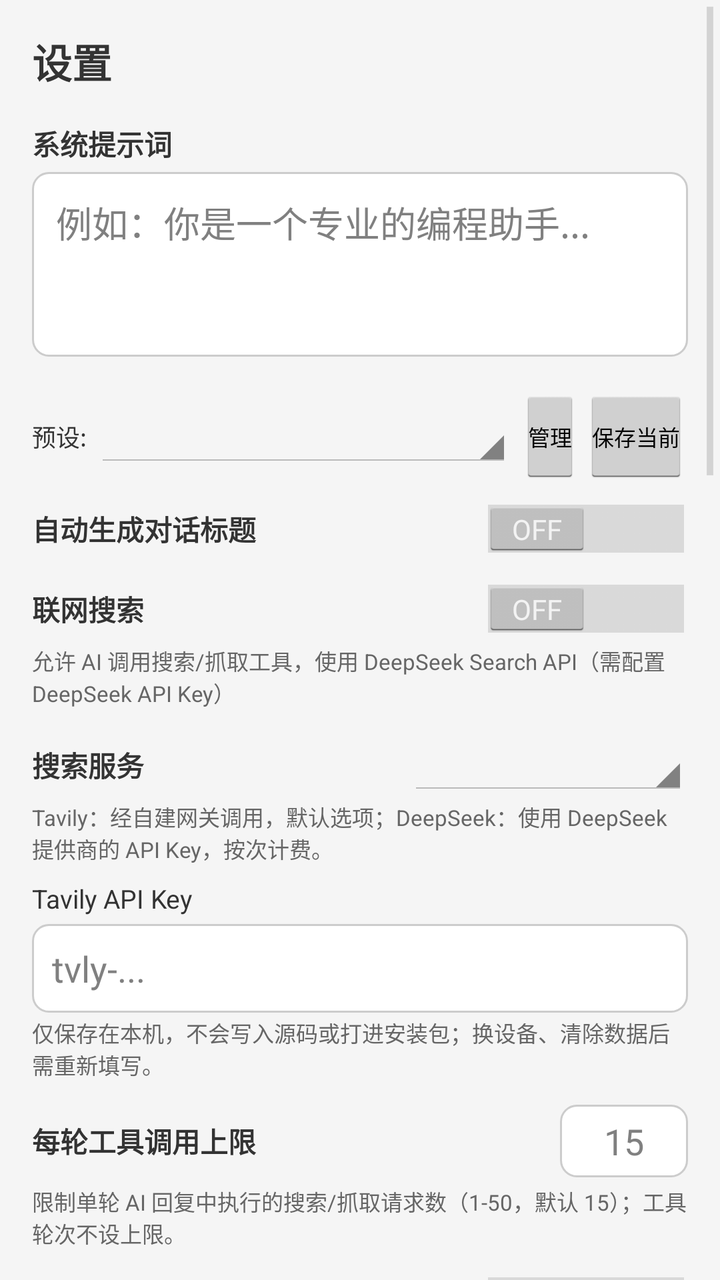
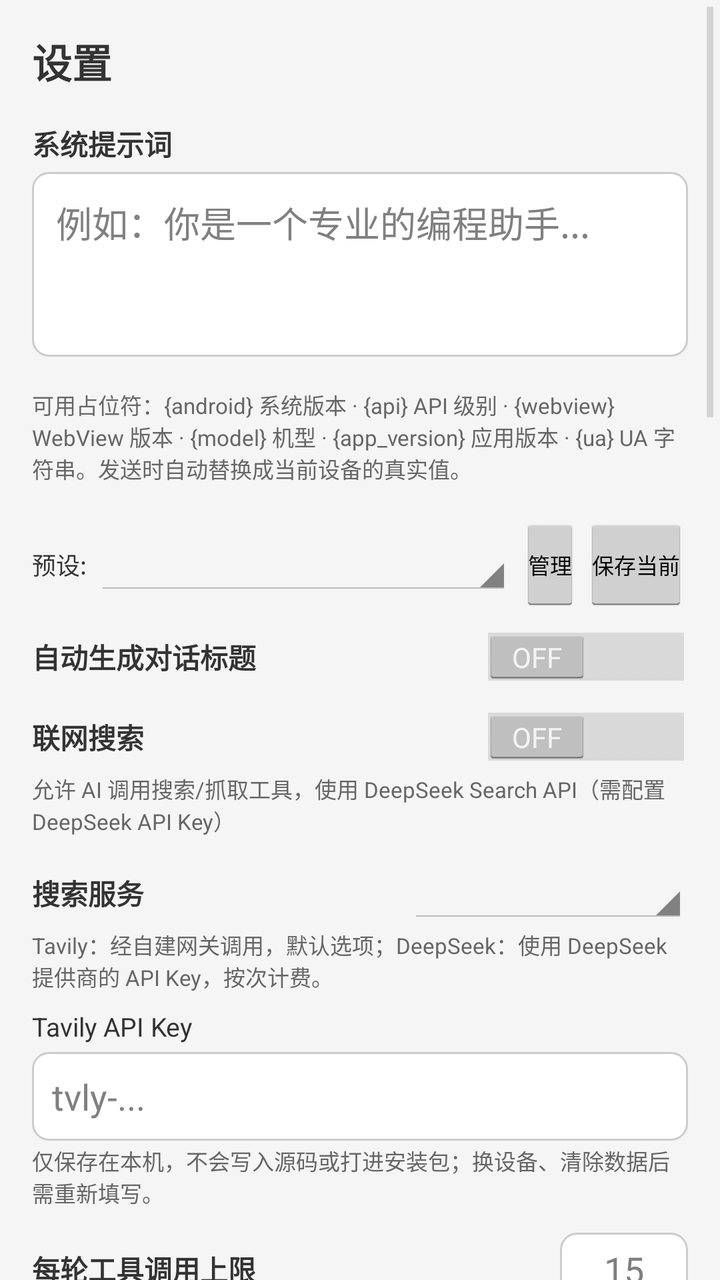

An Android layout rendered at two revisions. The XML below is the earlier revision; the diff shows what the commit changed to produce the second picture.
<!-- AndroidManifest.xml: application theme AppTheme -->
<!-- res/layout/activity_settings.xml -->
<?xml version="1.0" encoding="utf-8"?>
<ScrollView xmlns:android="http://schemas.android.com/apk/res/android"
    android:layout_width="match_parent"
    android:layout_height="match_parent"
    android:fillViewport="true">

<LinearLayout
    android:orientation="vertical"
    android:background="@color/background"
    android:padding="16dp"
    android:layout_width="match_parent"
    android:layout_height="wrap_content">

    <TextView
        android:textSize="20sp"
        android:textStyle="bold"
        android:textColor="@color/text_primary"
        android:layout_width="match_parent"
        android:layout_height="wrap_content"
        android:layout_marginBottom="16dp"
        android:text="设置"/>

    
    <TextView
        android:textSize="14sp"
        android:textStyle="bold"
        android:textColor="@color/text_primary"
        android:layout_width="match_parent"
        android:layout_height="wrap_content"
        android:layout_marginBottom="4dp"
        android:text="@string/system_prompt"/>
    <EditText
        android:gravity="top"
        android:id="@+id/system_prompt_edit"
        android:background="@drawable/edit_text_background"
        android:padding="12dp"
        android:layout_width="match_parent"
        android:layout_height="wrap_content"
        android:layout_marginBottom="16dp"
        android:hint="例如：你是一个专业的编程助手..."
        android:maxLines="6"
        android:minLines="3"
        android:inputType="textMultiLine"/>

    
    <LinearLayout
        android:gravity="center_vertical"
        android:orientation="horizontal"
        android:layout_width="match_parent"
        android:layout_height="wrap_content"
        android:layout_marginBottom="8dp">
        <TextView
            android:textSize="12sp"
            android:textColor="@color/text_primary"
            android:layout_width="wrap_content"
            android:layout_height="wrap_content"
            android:text="预设:"/>
        <Spinner
            android:id="@+id/preset_spinner"
            android:layout_width="0dp"
            android:layout_height="wrap_content"
            android:layout_weight="1"
            android:layout_marginLeft="4dp"/>
        <Button
            android:textSize="11sp"
            android:id="@+id/manage_presets_button"
            android:layout_width="wrap_content"
            android:layout_height="wrap_content"
            android:layout_marginLeft="4dp"
            android:padding="4dp"
            android:minWidth="0dp"
            android:text="管理"/>
        <Button
            android:textSize="11sp"
            android:id="@+id/save_preset_button"
            android:layout_width="wrap_content"
            android:layout_height="wrap_content"
            android:layout_marginLeft="2dp"
            android:padding="4dp"
            android:minWidth="0dp"
            android:text="保存当前"/>
    </LinearLayout>

    
    <LinearLayout
        android:gravity="center_vertical"
        android:orientation="horizontal"
        android:layout_width="match_parent"
        android:layout_height="wrap_content"
        android:layout_marginBottom="12dp">
        <TextView
            android:textSize="14sp"
            android:textStyle="bold"
            android:textColor="@color/text_primary"
            android:layout_width="0dp"
            android:layout_height="wrap_content"
            android:layout_weight="1"
            android:text="自动生成对话标题"/>
        <Switch
            android:id="@+id/auto_title_switch"
            android:layout_width="wrap_content"
            android:layout_height="wrap_content"/>
    </LinearLayout>

    
    <LinearLayout
        android:gravity="center_vertical"
        android:orientation="horizontal"
        android:layout_width="match_parent"
        android:layout_height="wrap_content"
        android:layout_marginBottom="4dp">
        <TextView
            android:textSize="14sp"
            android:textStyle="bold"
            android:textColor="@color/text_primary"
            android:layout_width="0dp"
            android:layout_height="wrap_content"
            android:layout_weight="1"
            android:text="联网搜索"/>
        <Switch
            android:id="@+id/web_search_switch"
            android:layout_width="wrap_content"
            android:layout_height="wrap_content"/>
    </LinearLayout>
    <TextView
        android:textSize="11sp"
        android:textColor="@color/text_secondary"
        android:layout_width="match_parent"
        android:layout_height="wrap_content"
        android:layout_marginBottom="12dp"
        android:text="允许 AI 调用搜索/抓取工具，使用 DeepSeek Search API（需配置 DeepSeek API Key）"/>

    
    <LinearLayout
        android:gravity="center_vertical"
        android:orientation="horizontal"
        android:layout_width="match_parent"
        android:layout_height="wrap_content"
        android:layout_marginBottom="2dp">
        <TextView
            android:textSize="14sp"
            android:textStyle="bold"
            android:textColor="@color/text_primary"
            android:layout_width="0dp"
            android:layout_height="wrap_content"
            android:layout_weight="1"
            android:text="搜索服务"/>
        <Spinner
            android:id="@+id/search_backend_spinner"
            android:layout_width="140dp"
            android:layout_height="wrap_content"/>
    </LinearLayout>
    <TextView
        android:textSize="11sp"
        android:textColor="@color/text_secondary"
        android:layout_width="match_parent"
        android:layout_height="wrap_content"
        android:layout_marginBottom="8dp"
        android:text="Tavily：经自建网关调用，默认选项；DeepSeek：使用 DeepSeek 提供商的 API Key，按次计费。"/>

    
    <TextView
        android:textSize="13sp"
        android:textColor="@color/text_primary"
        android:layout_width="match_parent"
        android:layout_height="wrap_content"
        android:layout_marginBottom="4dp"
        android:text="Tavily API Key"/>
    <EditText
        android:id="@+id/tavily_key_edit"
        android:background="@drawable/edit_text_background"
        android:padding="10dp"
        android:layout_width="match_parent"
        android:layout_height="wrap_content"
        android:layout_marginBottom="2dp"
        android:hint="tvly-..."
        android:inputType="textVisiblePassword"
        android:maxLines="1"/>
    <TextView
        android:textSize="11sp"
        android:textColor="@color/text_secondary"
        android:layout_width="match_parent"
        android:layout_height="wrap_content"
        android:layout_marginBottom="12dp"
        android:text="仅保存在本机，不会写入源码或打进安装包；换设备、清除数据后需重新填写。"/>

    
    <LinearLayout
        android:gravity="center_vertical"
        android:orientation="horizontal"
        android:layout_width="match_parent"
        android:layout_height="wrap_content"
        android:layout_marginBottom="4dp">
        <TextView
            android:textSize="14sp"
            android:textStyle="bold"
            android:textColor="@color/text_primary"
            android:layout_width="0dp"
            android:layout_height="wrap_content"
            android:layout_weight="1"
            android:text="每轮工具调用上限"/>
        <EditText
            android:id="@+id/web_search_max_calls_edit"
            android:background="@drawable/edit_text_background"
            android:gravity="center"
            android:inputType="number"
            android:maxLength="2"
            android:padding="6dp"
            android:layout_width="64dp"
            android:layout_height="wrap_content"
            android:hint="15"/>
    </LinearLayout>
    <TextView
        android:textSize="11sp"
        android:textColor="@color/text_secondary"
        android:layout_width="match_parent"
        android:layout_height="wrap_content"
        android:layout_marginBottom="12dp"
        android:text="限制单轮 AI 回复中执行的搜索/抓取请求数（1-50，默认 15）；工具轮次不设上限。"/>

    
    <LinearLayout
        android:gravity="center_vertical"
        android:orientation="horizontal"
        android:layout_width="match_parent"
        android:layout_height="wrap_content"
        android:layout_marginBottom="4dp">
        <TextView
            android:textSize="14sp"
            android:textStyle="bold"
            android:textColor="@color/text_primary"
            android:layout_width="0dp"
            android:layout_height="wrap_content"
            android:layout_weight="1"
            android:text="允许 AI 发起网络请求"/>
        <Switch
            android:id="@+id/http_tool_switch"
            android:layout_width="wrap_content"
            android:layout_height="wrap_content"/>
    </LinearLayout>
    <TextView
        android:textSize="11sp"
        android:textColor="@color/text_secondary"
        android:layout_width="match_parent"
        android:layout_height="wrap_content"
        android:layout_marginBottom="12dp"
        android:text="开启后模型可直接请求公网 URL 调用 API（禁止访问本机与内网，响应截断 8 KB）。默认关闭。"/>

    
    <LinearLayout
        android:gravity="center_vertical"
        android:orientation="horizontal"
        android:layout_width="match_parent"
        android:layout_height="wrap_content"
        android:layout_marginBottom="4dp">
        <TextView
            android:textSize="14sp"
            android:textStyle="bold"
            android:textColor="@color/text_primary"
            android:layout_width="0dp"
            android:layout_height="wrap_content"
            android:layout_weight="1"
            android:text="429 自动重试"/>
        <Switch
            android:id="@+id/retry_429_switch"
            android:layout_width="wrap_content"
            android:layout_height="wrap_content"/>
    </LinearLayout>
    <TextView
        android:textSize="11sp"
        android:textColor="@color/text_secondary"
        android:layout_width="match_parent"
        android:layout_height="wrap_content"
        android:layout_marginBottom="8dp"
        android:text="仅对「请求过于频繁」(HTTP 429) 生效；服务端返回 Retry-After 时以它为准。"/>

    <LinearLayout
        android:gravity="center_vertical"
        android:orientation="horizontal"
        android:layout_width="match_parent"
        android:layout_height="wrap_content"
        android:layout_marginBottom="6dp">
        <TextView
            android:textSize="13sp"
            android:textColor="@color/text_primary"
            android:layout_width="0dp"
            android:layout_height="wrap_content"
            android:layout_weight="1"
            android:text="最多重试次数（1-20）"/>
        <EditText
            android:id="@+id/retry_429_max_edit"
            android:background="@drawable/edit_text_background"
            android:gravity="center"
            android:inputType="number"
            android:maxLength="2"
            android:padding="6dp"
            android:layout_width="64dp"
            android:layout_height="wrap_content"
            android:hint="3"/>
    </LinearLayout>
    <LinearLayout
        android:gravity="center_vertical"
        android:orientation="horizontal"
        android:layout_width="match_parent"
        android:layout_height="wrap_content"
        android:layout_marginBottom="6dp">
        <TextView
            android:textSize="13sp"
            android:textColor="@color/text_primary"
            android:layout_width="0dp"
            android:layout_height="wrap_content"
            android:layout_weight="1"
            android:text="首次等待（秒，1-30）"/>
        <EditText
            android:id="@+id/retry_429_base_edit"
            android:background="@drawable/edit_text_background"
            android:gravity="center"
            android:inputType="number"
            android:maxLength="2"
            android:padding="6dp"
            android:layout_width="64dp"
            android:layout_height="wrap_content"
            android:hint="2"/>
    </LinearLayout>
    <LinearLayout
        android:gravity="center_vertical"
        android:orientation="horizontal"
        android:layout_width="match_parent"
        android:layout_height="wrap_content"
        android:layout_marginBottom="6dp">
        <TextView
            android:textSize="13sp"
            android:textColor="@color/text_primary"
            android:layout_width="0dp"
            android:layout_height="wrap_content"
            android:layout_weight="1"
            android:text="单次最长等待（秒，1-120）"/>
        <EditText
            android:id="@+id/retry_429_max_wait_edit"
            android:background="@drawable/edit_text_background"
            android:gravity="center"
            android:inputType="number"
            android:maxLength="3"
            android:padding="6dp"
            android:layout_width="64dp"
            android:layout_height="wrap_content"
            android:hint="30"/>
    </LinearLayout>
    <LinearLayout
        android:gravity="center_vertical"
        android:orientation="horizontal"
        android:layout_width="match_parent"
        android:layout_height="wrap_content"
        android:layout_marginBottom="12dp">
        <TextView
            android:textSize="13sp"
            android:textColor="@color/text_primary"
            android:layout_width="0dp"
            android:layout_height="wrap_content"
            android:layout_weight="1"
            android:text="指数退避（2s → 4s → 8s）"/>
        <Switch
            android:id="@+id/retry_429_backoff_switch"
            android:layout_width="wrap_content"
            android:layout_height="wrap_content"/>
    </LinearLayout>

    
    <TextView
        android:textSize="14sp"
        android:textStyle="bold"
        android:textColor="@color/text_primary"
        android:layout_width="match_parent"
        android:layout_height="wrap_content"
        android:layout_marginBottom="6dp"
        android:text="代码执行提示词"/>
    <EditText
        android:id="@+id/js_env_prompt_edit"
        android:background="@drawable/edit_text_background"
        android:gravity="top|start"
        android:inputType="textMultiLine"
        android:minLines="4"
        android:maxLines="10"
        android:padding="8dp"
        android:textSize="13sp"
        android:layout_width="match_parent"
        android:layout_height="wrap_content"
        android:layout_marginBottom="4dp"/>
    <TextView
        android:textSize="11sp"
        android:textColor="@color/text_secondary"
        android:layout_width="match_parent"
        android:layout_height="wrap_content"
        android:layout_marginBottom="12dp"
        android:text="小工具页的「复制环境提示词」「发送给 AI」会用它。可用占位符：{android} {api} {webview} {model} {app_version} {ua}"/>

    
    <LinearLayout
        android:gravity="center_vertical"
        android:orientation="horizontal"
        android:layout_width="match_parent"
        android:layout_height="wrap_content"
        android:layout_marginBottom="12dp">
        <TextView
            android:textSize="14sp"
            android:textStyle="bold"
            android:textColor="@color/text_primary"
            android:layout_width="0dp"
            android:layout_height="wrap_content"
            android:layout_weight="1"
            android:text="@string/quick_scan_mode"/>
        <Switch
            android:id="@+id/quick_scan_switch"
            android:layout_width="wrap_content"
            android:layout_height="wrap_content"/>
    </LinearLayout>

    
    <LinearLayout
        android:gravity="center_vertical"
        android:orientation="horizontal"
        android:layout_width="match_parent"
        android:layout_height="wrap_content"
        android:layout_marginBottom="12dp">
        <TextView
            android:textSize="14sp"
            android:textStyle="bold"
            android:textColor="@color/text_primary"
            android:layout_width="0dp"
            android:layout_height="wrap_content"
            android:layout_weight="1"
            android:text="启用调试日志"/>
        <Switch
            android:id="@+id/log_switch"
            android:layout_width="wrap_content"
            android:layout_height="wrap_content"/>
    </LinearLayout>

    
    <LinearLayout
        android:gravity="center_vertical"
        android:orientation="horizontal"
        android:layout_width="match_parent"
        android:layout_height="wrap_content"
        android:layout_marginBottom="12dp">
        <TextView
            android:textSize="14sp"
            android:textStyle="bold"
            android:textColor="@color/text_primary"
            android:layout_width="0dp"
            android:layout_height="wrap_content"
            android:layout_weight="1"
            android:text="实时渲染"/>
        <Switch
            android:id="@+id/realtime_render_switch"
            android:layout_width="wrap_content"
            android:layout_height="wrap_content"/>
    </LinearLayout>

    
    <LinearLayout
        android:gravity="center_vertical"
        android:orientation="horizontal"
        android:layout_width="match_parent"
        android:layout_height="wrap_content"
        android:layout_marginBottom="12dp">
        <TextView
            android:textSize="14sp"
            android:textStyle="bold"
            android:textColor="@color/text_primary"
            android:layout_width="0dp"
            android:layout_height="wrap_content"
            android:layout_weight="1"
            android:text="流式输出"/>
        <Switch
            android:id="@+id/stream_switch"
            android:layout_width="wrap_content"
            android:layout_height="wrap_content"/>
    </LinearLayout>

    
    <TextView
        android:textSize="14sp"
        android:textStyle="bold"
        android:textColor="@color/text_primary"
        android:layout_width="match_parent"
        android:layout_height="wrap_content"
        android:layout_marginBottom="4dp"
        android:text="标题生成提示词"/>
    <EditText
        android:gravity="top"
        android:id="@+id/title_prompt_edit"
        android:background="@drawable/edit_text_background"
        android:padding="12dp"
        android:layout_width="match_parent"
        android:layout_height="wrap_content"
        android:layout_marginBottom="16dp"
        android:hint="根据用户消息生成3-15字标题。只输出标题本身。"
        android:maxLines="3"
        android:minLines="2"
        android:inputType="textMultiLine"/>

    
    <LinearLayout
        android:gravity="center_vertical"
        android:orientation="horizontal"
        android:layout_width="match_parent"
        android:layout_height="wrap_content"
        android:layout_marginBottom="16dp">
        <TextView
            android:textSize="14sp"
            android:textStyle="bold"
            android:textColor="@color/text_primary"
            android:layout_width="wrap_content"
            android:layout_height="wrap_content"
            android:text="标题生成模型"/>
        <Spinner
            android:id="@+id/title_model_spinner"
            android:layout_width="0dp"
            android:layout_height="wrap_content"
            android:layout_weight="1"
            android:layout_marginLeft="8dp"/>
    </LinearLayout>

    
    <Button
        android:textSize="14sp"
        android:id="@+id/manage_models_button"
        android:layout_width="match_parent"
        android:layout_height="wrap_content"
        android:layout_marginBottom="16dp"
        android:text="管理模型 →"/>

    
    <Button
        android:textSize="14sp"
        android:id="@+id/balance_button"
        android:background="@color/primary"
        android:textColor="@android:color/white"
        android:layout_width="match_parent"
        android:layout_height="wrap_content"
        android:layout_marginBottom="24dp"
        android:text="查询 DeepSeek 余额"/>

    
    <Button
        android:textSize="14sp"
        android:id="@+id/about_button"
        android:layout_width="match_parent"
        android:layout_height="wrap_content"
        android:layout_marginBottom="24dp"
        android:text="关于"/>

    
    <LinearLayout
        android:gravity="end"
        android:orientation="horizontal"
        android:layout_width="match_parent"
        android:layout_height="wrap_content">
        <Button
            android:id="@+id/cancel_button"
            android:layout_width="wrap_content"
            android:layout_height="wrap_content"
            android:layout_marginRight="8dp"
            android:text="@string/cancel"/>
        <Button
            android:textColor="@android:color/white"
            android:id="@+id/save_button"
            android:background="@color/primary"
            android:layout_width="wrap_content"
            android:layout_height="wrap_content"
            android:minWidth="100dp"
            android:text="@string/save"/>
    </LinearLayout>
</LinearLayout>
</ScrollView>
<!-- resources referenced by this layout -->
<resources>
  <color name="background">#f5f5f5</color>
  <color name="primary">#2196f3</color>
  <color name="text_primary">#333333</color>
  <color name="text_secondary">#666666</color>
  <!-- drawable edit_text_background (drawable) -->
  <?xml version="1.0" encoding="utf-8"?>
  <shape xmlns:android="http://schemas.android.com/apk/res/android" android:shape="rectangle">
      <solid android:color="@android:color/white"/>
      <corners android:radius="8dp"/>
      <stroke android:width="1dp" android:color="@color/gray"/>
  </shape>
  <string name="cancel">取消</string>
  <string name="quick_scan_mode">快速搜题模式</string>
  <string name="save">保存</string>
  <string name="system_prompt">系统提示词</string>
  <style name="AppTheme" parent="@android:style/Theme.Holo.Light">
          <item name="android:windowBackground">@color/background</item>
          <item name="android:actionBarStyle">@style/ActionBarStyle</item>
      </style>
  <color name="gray">#cccccc</color>
  <style name="ActionBarStyle" parent="@android:style/Widget.Holo.Light.ActionBar">
          <item name="android:background">@color/primary</item>
      </style>
</resources>

<!-- the commit's change to res/layout/activity_settings.xml (unified diff, before → after) -->
@@ -41,6 +41,13 @@
         android:maxLines="6"
         android:minLines="3"
         android:inputType="textMultiLine"/>
+    <TextView
+        android:textSize="11sp"
+        android:textColor="@color/text_secondary"
+        android:layout_width="match_parent"
+        android:layout_height="wrap_content"
+        android:layout_marginBottom="16dp"
+        android:text="可用占位符：{android} 系统版本 · {api} API 级别 · {webview} WebView 版本 · {model} 机型 · {app_version} 应用版本 · {ua} UA 字符串。发送时自动替换成当前设备的真实值。"/>
 
     
     <LinearLayout
@@ -244,7 +251,61 @@
         android:layout_width="match_parent"
         android:layout_height="wrap_content"
         android:layout_marginBottom="12dp"
-        android:text="开启后模型可直接请求公网 URL 调用 API（禁止访问本机与内网，响应截断 8 KB）。默认关闭。"/>
+        android:text="开启后模型可直接请求公网 URL 调用 API（默认禁止访问本机与内网，响应截断 8 KB）。默认关闭。"/>
+
+    
+    <LinearLayout
+        android:gravity="center_vertical"
+        android:orientation="horizontal"
+        android:layout_width="match_parent"
+        android:layout_height="wrap_content"
+        android:layout_marginBottom="4dp">
+        <TextView
+            android:textSize="14sp"
+            android:textColor="@color/text_primary"
+            android:layout_width="0dp"
+            android:layout_height="wrap_content"
+            android:layout_weight="1"
+            android:text="允许访问内网地址"/>
+        <Switch
+            android:id="@+id/http_allow_private_switch"
+            android:layout_width="wrap_content"
+            android:layout_height="wrap_content"/>
+    </LinearLayout>
+    <TextView
+        android:textSize="11sp"
+        android:textColor="#c62828"
+        android:layout_width="match_parent"
+        android:layout_height="wrap_content"
+        android:layout_marginBottom="12dp"
+        android:text="风险：模型可访问 192.168.x.x、127.0.0.1、169.254.169.254 等地址，可能读到路由器管理页、NAS 文件或云主机凭证，且结果会随对话发给模型服务商。仅在需要调用局域网 API 时开启。"/>
+
+    
+    <LinearLayout
+        android:gravity="center_vertical"
+        android:orientation="horizontal"
+        android:layout_width="match_parent"
+        android:layout_height="wrap_content"
+        android:layout_marginBottom="4dp">
+        <TextView
+            android:textSize="14sp"
+            android:textColor="@color/text_primary"
+            android:layout_width="0dp"
+            android:layout_height="wrap_content"
+            android:layout_weight="1"
+            android:text="信任所有 HTTPS 证书"/>
+        <Switch
+            android:id="@+id/trust_all_certs_switch"
+            android:layout_width="wrap_content"
+            android:layout_height="wrap_content"/>
+    </LinearLayout>
+    <TextView
+        android:textSize="11sp"
+        android:textColor="#c62828"
+        android:layout_width="match_parent"
+        android:layout_height="wrap_content"
+        android:layout_marginBottom="12dp"
+        android:text="风险：关闭证书与主机名校验后，中间人可解密全部流量（含 API Key）。仅用于自签证书的内网服务，用完请关掉。"/>
 
     
     <LinearLayout
